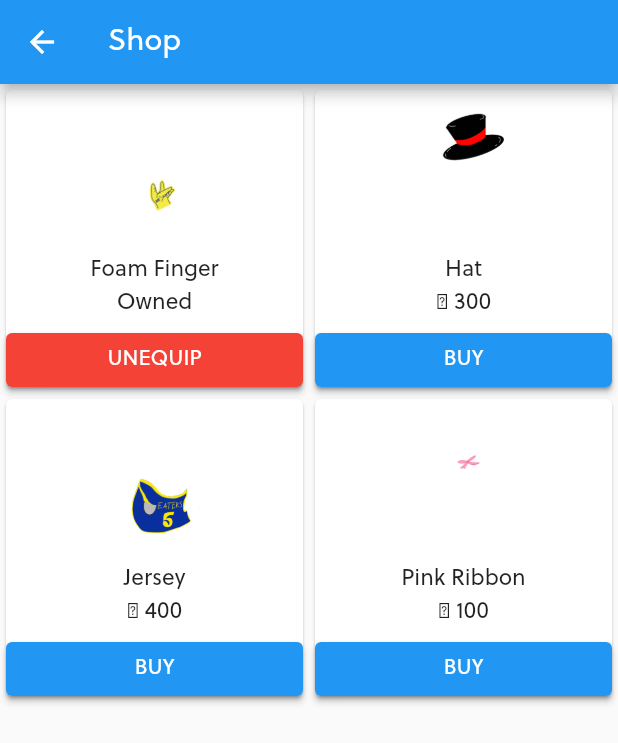
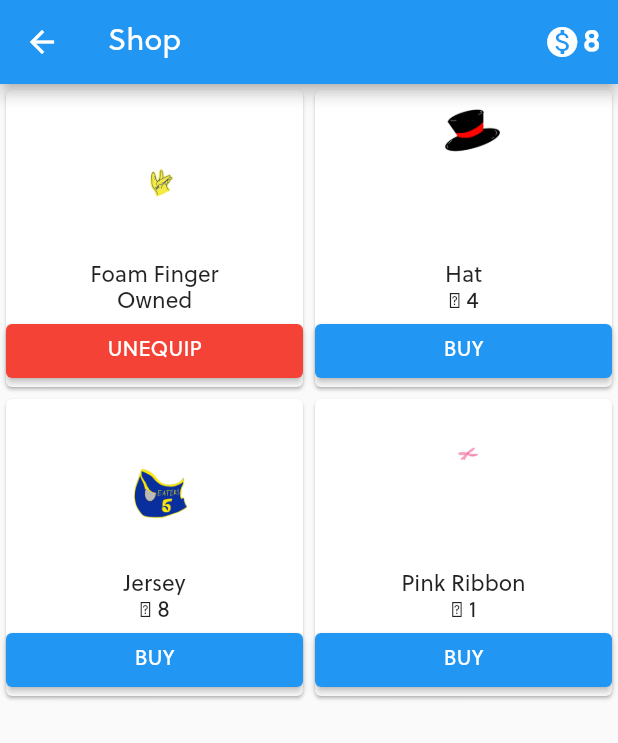
Before and after one commit to sharonm6/zotShowers, a Flutter app: the ShopScreen screen opened by its route, after a tap on "BUY", on a phone screen of 412 x 824 dp. Shown: the top 743 px of the screen. Run offline on Flutter 3.47's test engine with Material 2 defaults, Android fonts, the phone set to English and light mode, and no system bars; our stand-ins replace equatable, flutter_bloc, go_router, shared_preferences; accounts and stored records are empty.

Commit message:
Did stuff

```diff
--- a/lib/anteater_status.dart
+++ b/lib/anteater_status.dart
@@ -42,7 +42,7 @@ class AnteaterStatus extends StatelessWidget {
       crossAxisAlignment: CrossAxisAlignment.center,
       mainAxisAlignment: MainAxisAlignment.center,
       children: [
-        SizedBox(height: 64),
+        SizedBox(height: 32),
         SizedBox(
           height: 500,
           child: Stack(
--- a/lib/home_screen.dart
+++ b/lib/home_screen.dart
@@ -2,6 +2,7 @@ import 'package:flutter/material.dart';
 import 'package:flutter_bloc/flutter_bloc.dart';
 import 'package:go_router/go_router.dart';
 import 'package:zotshowers/logic.dart';
+import 'package:zotshowers/money_widget.dart';
 import 'package:zotshowers/shower_calendar.dart';
 import 'package:zotshowers/showering_prompt.dart';
 
@@ -12,12 +13,11 @@ class HomeScreen extends StatelessWidget {
 
   @override
   Widget build(BuildContext context) {
-    final data = context.watch<UserDataCubit>().state;
-
     return Scaffold(
       extendBodyBehindAppBar: true,
       backgroundColor: Colors.white,
       body: SingleChildScrollView(
+        child: SafeArea(
           child: BlocBuilder<UserDataCubit, UserData>(
             builder: (context, state) {
               return Column(
@@ -34,26 +34,12 @@ class HomeScreen extends StatelessWidget {
             },
           ),
         ),
+      ),
       appBar: AppBar(
         backgroundColor: Colors.transparent,
         elevation: 0,
-        leading: Row(
-          crossAxisAlignment: CrossAxisAlignment.center,
-          children: [
-            const SizedBox(width: 10),
-            const Icon(Icons.monetization_on, color: Colors.black, size: 24),
-            const SizedBox(width: 2),
-            Text(
-              "${data.coins}",
-              style: const TextStyle(
-                fontWeight: FontWeight.bold,
-                fontSize: 20,
-                height: 1.4,
-                color: Colors.black,
-              ),
-            )
-          ],
-        ),
+        leading: MoneyWidget(color: Colors.black),
+        leadingWidth: 100,
         actions: <Widget>[
           IconButton(
             icon: const Icon(Icons.shopping_cart, color: Colors.black),
--- a/lib/logic.dart
+++ b/lib/logic.dart
@@ -1,26 +1,68 @@
+import 'dart:convert';
+import 'dart:math';
+
 import 'package:equatable/equatable.dart';
 import 'package:flutter_bloc/flutter_bloc.dart';
+import 'package:shared_preferences/shared_preferences.dart';
 
 class UserDataCubit extends Cubit<UserData> {
-  UserDataCubit() : super(UserData(showerSet: {}, accessories: {}, equipped: {}, coins: 0));
+  UserDataCubit()
+      : super(UserData(
+          showerSet: {},
+          accessories: {},
+          equipped: [],
+          coins: 10,
+        ));
 
   void setDidShowerToday() {
     emit(state.copyWith(
       showerDate: {...state.showerSet, state.today()},
       coins: state.coins + 1 + state.numContDaysShower(),
     ));
+    save();
   }
 
-  void addAccessory(item) {
-    emit(state.copyWith(accessorySet: {...state.accessories, item}));
+  void addAccessory(Accessory item) {
+    emit(state.copyWith(
+      accessorySet: {...state.accessories, item},
+      coins: max(state.coins - item.price, 0),
+    ));
+    save();
   }
 
-  void equipAccessory(item) {
-    emit(state.copyWith(equippedSet: {...state.equipped, item}));
+  void equipAccessory(Accessory item) {
+    emit(state.copyWith(equippedSet: [...state.equipped, item]));
+    save();
   }
 
-  void unequipAccessory(item) {
-    emit(state.copyWith(equippedSet: state.equipped.where((element) => element != item).toSet()));
+  void unequipAccessory(Accessory item) {
+    emit(state.copyWith(equippedSet: state.equipped.where((element) => element != item).toList()));
+    save();
+  }
+
+  void save() async {
+    final Map<String, dynamic> map = {};
+    map['coins'] = state.coins;
+    map['showerSet'] = state.showerSet.map((dt) => dt.toIso8601String()).toList();
+    map['accessories'] = state.accessories.map((a) => a.name).toList();
+    map['equipped'] = state.equipped.map((a) => a.name).toList();
+
+    final sharedPrefs = await SharedPreferences.getInstance();
+    sharedPrefs.setString("savedData", jsonEncode(map));
+  }
+
+  void load() async {
+    final sharedPrefs = await SharedPreferences.getInstance();
+    final str = sharedPrefs.getString("savedData");
+    if (str == null) return;
+
+    Map<String, dynamic> map = jsonDecode(str);
+    emit(UserData(
+      showerSet: (map['showerSet'] as List<dynamic>).map((s) => DateTime.parse(s)).toSet(),
+      accessories: ALL_ACCESSORIES.where((a) => (map['accessories'] as List<dynamic>).contains(a.name)).toSet(),
+      equipped: ALL_ACCESSORIES.where((a) => (map['equipped'] as List<dynamic>).contains(a.name)).toList(),
+      coins: map['coins'],
+    ));
   }
 }
 
@@ -28,32 +70,35 @@ class Accessory extends Equatable {
   final String name;
   final String imagePath;
   final int price;
+  final int height;
 
-  const Accessory(this.name, this.imagePath, this.price);
+  const Accessory(this.name, this.imagePath, this.price, this.height);
 
   @override
-  List<Object?> get props => [name, price, imagePath];
+  List<Object?> get props => [name, price, imagePath, height];
 }
 
 const List<Accessory> ALL_ACCESSORIES = [
-  Accessory("Foam Finger", "assets/foam_finger_accessory.png", 200),
-  Accessory("Hat", "assets/hat_accessory.png", 300),
-  Accessory("Jersey", "assets/jersey_accessory.png", 400),
-  Accessory("Pink Ribbon", "assets/pink_ribbon_accessory.png", 100),
+  Accessory("Foam Finger", "assets/foam_finger_accessory.png", 2, 2),
+  Accessory("Hat", "assets/hat_accessory.png", 4, 1),
+  Accessory("Jersey", "assets/jersey_accessory.png", 8, 0),
+  Accessory("Pink Ribbon", "assets/pink_ribbon_accessory.png", 1, 2),
 ];
 
 class UserData extends Equatable {
   final Set<DateTime> showerSet;
   final Set<Accessory> accessories;
-  final Set<Accessory> equipped;
+  final List<Accessory> equipped;
   final int coins;
 
-  UserData({required this.showerSet, required this.accessories, required this.equipped, required this.coins});
+  UserData({required this.showerSet, required this.accessories, required this.equipped, required this.coins}) {
+    equipped.sort((a, b) => a.height.compareTo(b.height));
+  }
 
   UserData copyWith({
     Set<DateTime>? showerDate,
     Set<Accessory>? accessorySet,
-    Set<Accessory>? equippedSet,
+    List<Accessory>? equippedSet,
     int? coins,
   }) {
     return UserData(
--- a/lib/main.dart
+++ b/lib/main.dart
@@ -39,7 +39,7 @@ class _MyAppState extends State<MyApp> {
   @override
   Widget build(BuildContext context) {
     return BlocProvider(
-      create: (_) => UserDataCubit(),
+      create: (_) => UserDataCubit()..load(),
       child: MaterialApp.router(
         debugShowCheckedModeBanner: false,
         theme: ThemeData(
--- /dev/null
+++ b/lib/money_widget.dart
@@ -0,0 +1,33 @@
+import 'package:flutter/material.dart';
+import 'package:flutter_bloc/flutter_bloc.dart';
+import 'package:zotshowers/logic.dart';
+
+class MoneyWidget extends StatelessWidget {
+  final Color color;
+
+  const MoneyWidget({Key? key, required this.color}) : super(key: key);
+
+  @override
+  Widget build(BuildContext context) {
+    final data = context.watch<UserDataCubit>().state;
+
+    return Row(
+      crossAxisAlignment: CrossAxisAlignment.center,
+      children: [
+        const SizedBox(width: 12),
+        Icon(Icons.monetization_on, color: color, size: 24),
+        const SizedBox(width: 2),
+        Text(
+          "${data.coins}",
+          style: TextStyle(
+            fontWeight: FontWeight.bold,
+            fontSize: 20,
+            height: 1.4,
+            color: color,
+          ),
+        ),
+        const SizedBox(width: 12),
+      ],
+    );
+  }
+}
--- a/lib/shop.dart
+++ b/lib/shop.dart
@@ -27,35 +27,37 @@ class Shop extends StatelessWidget {
       children: List.generate(
         ALL_ACCESSORIES.length,
         <Widget>(index) {
-          Image img = Image.asset(ALL_ACCESSORIES[index].imagePath, height: 100);
+          final item = ALL_ACCESSORIES[index];
+          Image img = Image.asset(ALL_ACCESSORIES[index].imagePath, height: 90);
           String buyEquip = "BUY";
+          bool enabled = true;
           Color backgroundColor = Colors.blue;
 
-          if (data.accessories.contains(ALL_ACCESSORIES[index])) {
-            if (data.equipped.contains(ALL_ACCESSORIES[index])) {
+          if (data.accessories.contains(item)) {
+            if (data.equipped.contains(item)) {
               buyEquip = "UNEQUIP";
               backgroundColor = Colors.red;
             } else {
               buyEquip = "EQUIP";
               backgroundColor = Colors.green;
             }
+          } else {
+            enabled = item.price <= data.coins;
           }
 
           return Card(
-            child: Column(children: [
-              SizedBox(height: 7),
+            child: Column(mainAxisAlignment: MainAxisAlignment.spaceBetween, children: [
+              SizedBox(height: 5),
               img,
-              SizedBox(height: 5),
+              const Spacer(),
               Text(ALL_ACCESSORIES[index].name, // indexing starts at 0
                   textAlign: TextAlign.center,
                   style: TextStyle(fontSize: 15)),
-              SizedBox(height: 5),
               Text(
                 data.accessories.contains(ALL_ACCESSORIES[index]) ? "Owned" : "🪙 ${ALL_ACCESSORIES[index].price}",
                 textAlign: TextAlign.center,
                 style: TextStyle(fontSize: 15),
               ),
-              SizedBox(height: 5),
               SizedBox(
                 width: double.infinity,
                 child: ElevatedButton(
@@ -63,7 +65,7 @@ class Shop extends StatelessWidget {
                     foregroundColor: Colors.white,
                     backgroundColor: backgroundColor,
                   ),
-                  onPressed: () => handleClick(context, index),
+                  onPressed: enabled ? () => handleClick(context, index) : null,
                   child: Text(
                     buyEquip, // indexing starts at 0
                     textAlign: TextAlign.center,
--- a/lib/shop_screen.dart
+++ b/lib/shop_screen.dart
@@ -1,6 +1,7 @@
 import 'package:flutter/material.dart';
 import 'package:flutter_bloc/flutter_bloc.dart';
 import 'package:zotshowers/logic.dart';
+import 'package:zotshowers/money_widget.dart';
 
 import 'shop.dart';
 
@@ -12,6 +13,9 @@ class ShopScreen extends StatelessWidget {
     return Scaffold(
       appBar: AppBar(
         title: const Text("Shop"),
+        actions: const [
+          MoneyWidget(color: Colors.white),
+        ],
       ),
       body: BlocBuilder<UserDataCubit, UserData>(
         builder: (context, state) {
--- a/lib/showering_prompt.dart
+++ b/lib/showering_prompt.dart
@@ -31,10 +31,12 @@ class ShoweringPrompt extends StatelessWidget {
     return Column(
       mainAxisAlignment: MainAxisAlignment.center,
       children: [
+        const SizedBox(height: 8),
         const Text(
           'Have you showered today?',
           style: TextStyle(
-            fontSize: 16,
+            fontSize: 20,
+            fontWeight: FontWeight.bold,
             color: Colors.white,
           ),
         ),
@@ -43,13 +45,14 @@ class ShoweringPrompt extends StatelessWidget {
           style: ElevatedButton.styleFrom(
             backgroundColor: const Color(0xffffbf00),
             foregroundColor: Colors.black,
-            padding: const EdgeInsets.symmetric(horizontal: 24, vertical: 16),
+            padding: const EdgeInsets.symmetric(horizontal: 48, vertical: 16),
           ),
           onPressed: () {
             context.read<UserDataCubit>().setDidShowerToday();
           },
-          child: const Text("Yes"),
+          child: const Text("Yes", style: TextStyle(fontSize: 18),),
         ),
+        const SizedBox(height: 8),
       ],
     );
   }
--- a/pubspec.yaml
+++ b/pubspec.yaml
@@ -39,6 +39,7 @@ dependencies:
   flutter_bloc: ^8.1.1
   go_router: ^6.0.3
   equatable: ^2.0.5
+  shared_preferences: ^2.0.17
 
 dev_dependencies:
   flutter_test:
```
Also changed, not shown: 5 other files. Lines whose indentation alone changed are shown as unchanged.
